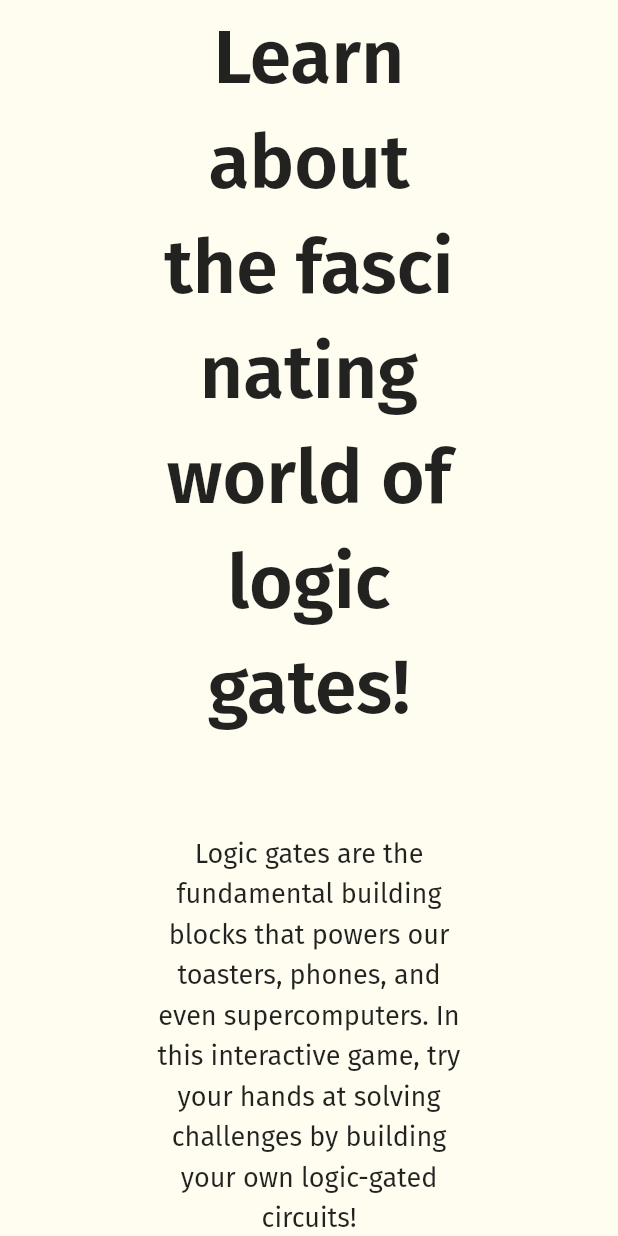
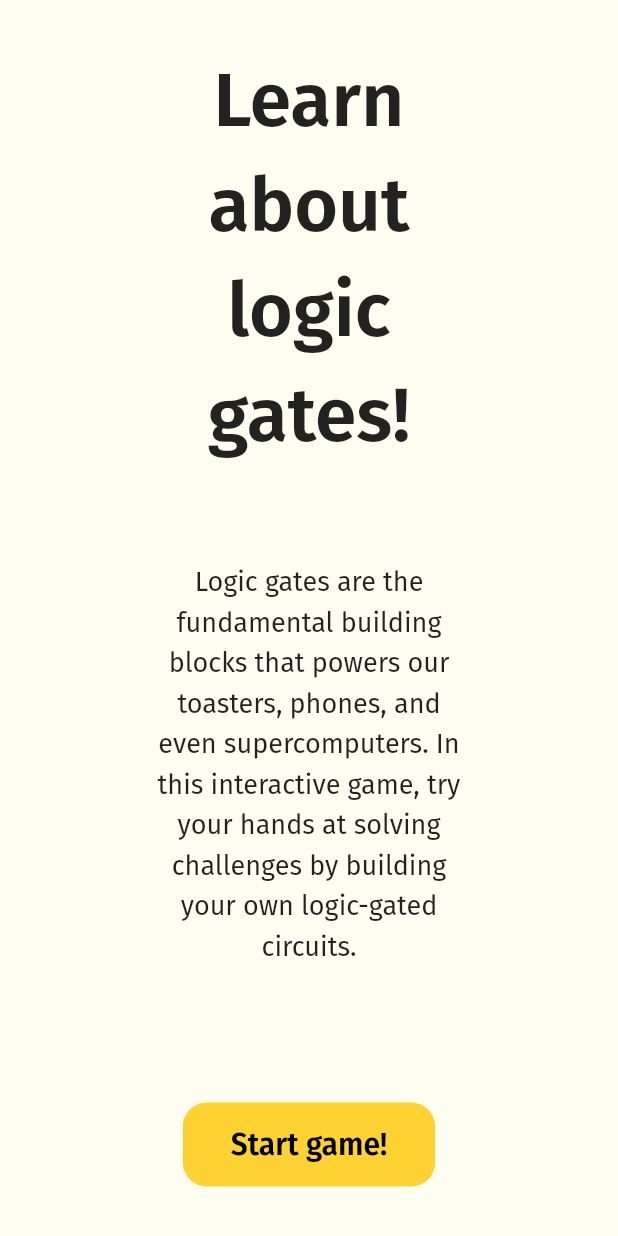
Before and after one commit to cervonwong/nush_hack_2022, a Flutter app: the screen it shows after launch, on a phone screen of 412 x 824 dp. Run offline on Flutter 3.47's test engine with Material 2 defaults, Android fonts, the light colour scheme and no system bars; our stand-ins replace get_it, google_fonts.

Commit message:
Adjust wording in welcome

```diff
--- a/lib/ui/pages/welcome_page.dart
+++ b/lib/ui/pages/welcome_page.dart
@@ -16,7 +16,7 @@ class WelcomePage extends StatelessWidget {
             mainAxisAlignment: MainAxisAlignment.center,
             children: [
               Text(
-                'Learn about the fascinating world of logic gates!',
+                'Learn about logic gates!',
                 textAlign: TextAlign.center,
                 style: GoogleFonts.firaSans(
                   textStyle: const TextStyle(
@@ -31,7 +31,7 @@ class WelcomePage extends StatelessWidget {
                 'Logic gates are the fundamental building blocks that '
                 'powers our toasters, phones, and even supercomputers. '
                 'In this interactive game, try your hands at solving '
-                'challenges by building your own logic-gated circuits!',
+                'challenges by building your own logic-gated circuits.',
                 textAlign: TextAlign.center,
                 style: GoogleFonts.firaSans(
                   textStyle: const TextStyle(
@@ -51,7 +51,7 @@ class WelcomePage extends StatelessWidget {
                     ),
                   );
                 },
-                child: const Text('Start game'),
+                child: const Text('Start game!'),
               ),
             ],
           ),
```
